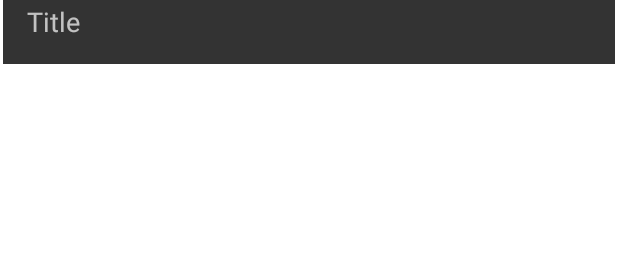
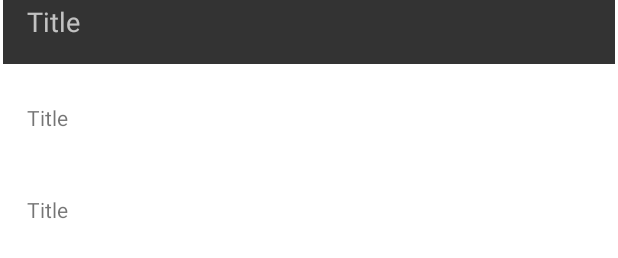
Before and after one commit to jma83/PracticaAndroid-FitUp, an Android app: the layout fragment_exercise_detail.xml on its own in the app's theme, with its tools: preview values and no code run, on a phone screen of 412 x 824 dp. Shown: the part 324-582 px from the top of the screen. Run offline under Robolectric (Android 15) with nearby library versions, the light colour scheme and no system bars.

Commit message:
Detail info

```diff
--- a/app/src/main/res/layout/fragment_exercise_detail.xml
+++ b/app/src/main/res/layout/fragment_exercise_detail.xml
@@ -7,6 +7,7 @@
     android:layout_height="match_parent">
 
     <LinearLayout
+        android:id="@+id/firstDetailContainer"
         android:layout_width="match_parent"
         android:layout_height="wrap_content"
         android:orientation="vertical"
@@ -27,13 +28,34 @@
         </FrameLayout>
 
         <TextView
-            android:id="@+id/exerciseText"
+            android:id="@+id/exerciseTitle"
             android:layout_width="match_parent"
             android:layout_height="match_parent"
             android:background="#333"
             android:padding="16dp"
             android:textAppearance="@style/TextAppearance.AppCompat.Medium.Inverse"
             tools:text="Title"/>
+
+        <TextView
+            android:id="@+id/exerciseDescription"
+            android:layout_width="match_parent"
+            android:layout_height="wrap_content"
+            android:padding="16dp"
+            android:layout_marginTop="10dp"
+            tools:text="Title"/>
+        <LinearLayout
+            android:layout_width="match_parent"
+            android:layout_height="wrap_content"
+            android:orientation="vertical">
+                <TextView
+                    android:id="@+id/pepe"
+                    android:layout_width="match_parent"
+                    android:layout_height="wrap_content"
+                    android:padding="16dp"
+                    android:layout_marginTop="10dp"
+                    tools:text="Title"/>
+        </LinearLayout>
     </LinearLayout>
 
+
 </androidx.constraintlayout.widget.ConstraintLayout>
```
Also changed, not shown: app/src/main/java/es/upsa/mimo/v2021/fitup/fragments/ExerciseDetailFragment.kt (+10 -9 lines), app/src/main/java/es/upsa/mimo/v2021/fitup/ui/detail/MuscleAdapter.kt (added, +45 -0 lines), app/src/main/res/layout/item_muscle.xml (added, +31 -0 lines).
